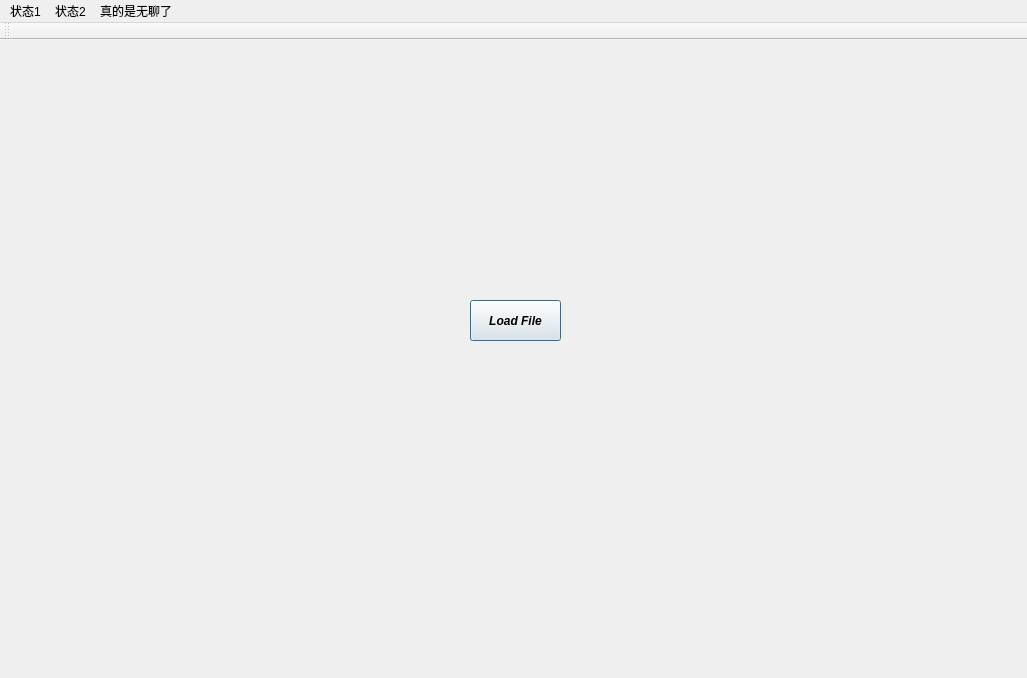
This is mainwindow.ui in chenshun00/fix-client as Qt 5 draws it before an edit. The edited form follows.
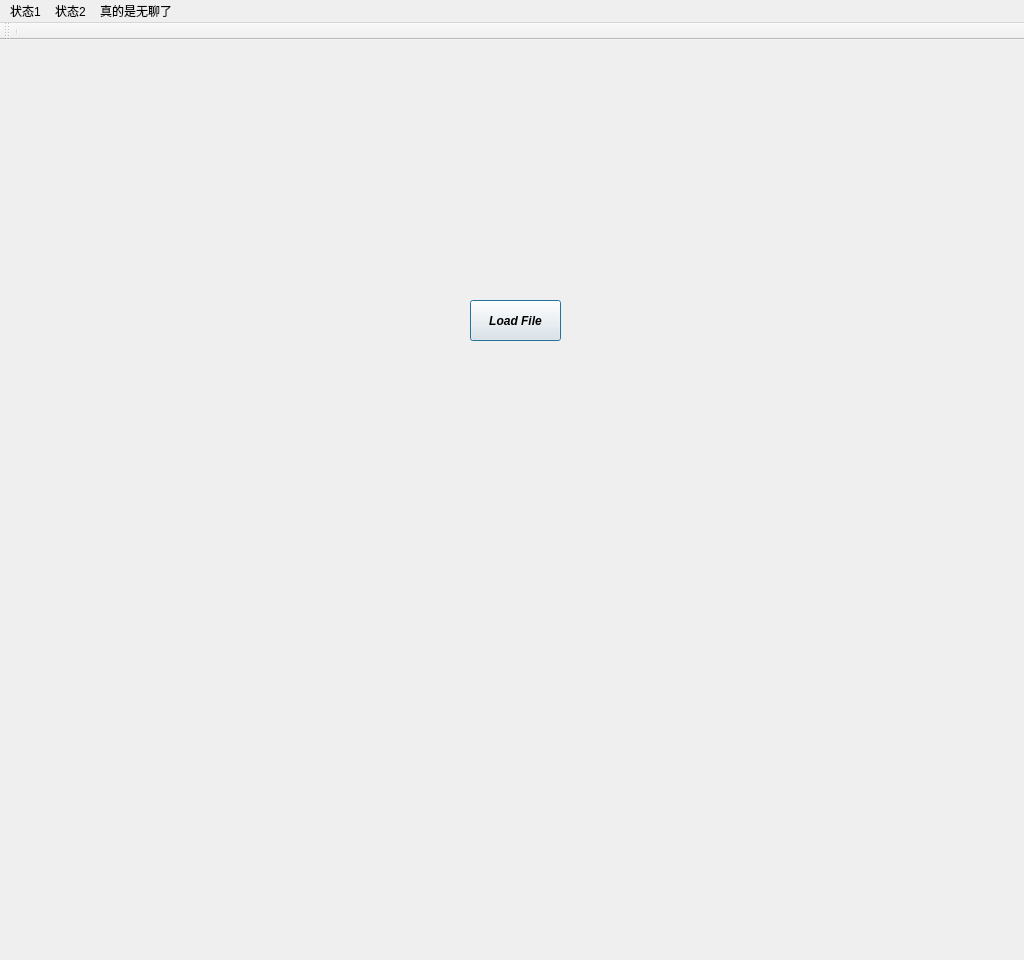
This is the edited form. Icons and pictures are not drawn.

Patch:
```diff
--- a/mainwindow.ui
+++ b/mainwindow.ui
@@ -6,8 +6,8 @@
    <rect>
     <x>0</x>
     <y>0</y>
-    <width>1027</width>
-    <height>678</height>
+    <width>1024</width>
+    <height>960</height>
    </rect>
   </property>
   <property name="windowTitle">
@@ -81,8 +81,8 @@
     <rect>
      <x>0</x>
      <y>0</y>
-     <width>1027</width>
-     <height>21</height>
+     <width>1024</width>
+     <height>22</height>
     </rect>
    </property>
    <widget class="QMenu" name="menu_1">
@@ -118,6 +118,7 @@
    <attribute name="toolBarBreak">
     <bool>false</bool>
    </attribute>
+   <addaction name="separator"/>
   </widget>
   <action name="actionwokao">
    <property name="text">
```
Left out of the diff: 22 changed lines with no effect on the pictures.
